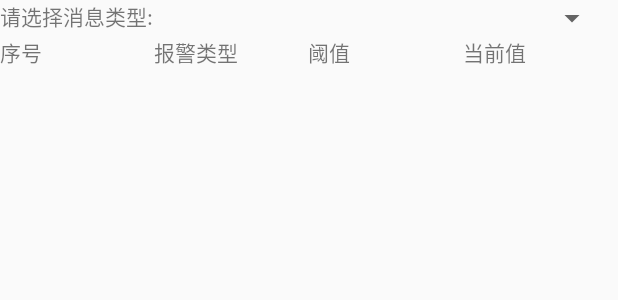
After one commit to 2018MI/ProblemSolution, an Android app: the layout fragment_msgquery.xml on its own in the app's theme, with its tools: preview values and no code run, on a phone screen of 412 x 824 dp. The commit adds this screen. Shown: the top 300 px of the screen. Run offline under Robolectric (Android 15) with nearby library versions, the phone set to English and light mode, and no system bars.

Commit message:
我的消息完成

```diff
--- a/app/src/main/java/org/chengpx/MainMenuFragment.java
+++ b/app/src/main/java/org/chengpx/MainMenuFragment.java
@@ -24,6 +24,7 @@ import org.chengpx.fragment.TrafficLightFragment;
 import org.chengpx.fragment.TrafficLightManagerFragment;
 import org.chengpx.fragment.TravelManagementFragment;
 import org.chengpx.fragment.WeatherFragment;
+import org.chengpx.fragment.mymsg.MyMsgFragment;
 import org.chengpx.fragment.mytraffic.MyTrafficFragment;
 
 /**
@@ -36,7 +37,7 @@ public class MainMenuFragment extends Fragment implements AdapterView.OnItemClic
     private String[] mItemStrArr = {
             "道路环境", "我的交通",
             "红绿灯管理", "红绿灯管理2",
-            "阈值设置", "路况查询",
+            "阈值设置", "路况查询", "我的消息",
             "天气信息", "地铁路线查看",
             "小车车速监控",
             "小车账户充值", "etc管理", "小车单双号管制"
@@ -44,7 +45,7 @@ public class MainMenuFragment extends Fragment implements AdapterView.OnItemClic
     private Fragment[] mFragmentArr = {
             new EnvFragment(), new MyTrafficFragment(),
             new TrafficLightManagerFragment(), new TrafficLightFragment(),
-            new ThresholdSettingFragment(), new RoadStatusQueryFragment(),
+            new ThresholdSettingFragment(), new RoadStatusQueryFragment(), new MyMsgFragment(),
             new WeatherFragment(), new SubwayFragment(),
             new CarSpeedListenerFragment(),
             new CarManagerFragment(), new MyEtcFragment(), new TravelManagementFragment()
--- a/app/src/main/java/org/chengpx/fragment/RoadStatusQueryFragment.java
+++ b/app/src/main/java/org/chengpx/fragment/RoadStatusQueryFragment.java
@@ -153,8 +153,10 @@ public class RoadStatusQueryFragment extends BaseFragment implements View.OnClic
     public void onClick(View v) {
         switch (v.getId()) {
             case R.id.test13_btn_flush:
-                NetUtil.getNetUtil().addRequest("GetAllSense.do", null, Map.class);
-                mSenseLoadDialog = showLoadingDialog("传感器数据加载", "");
+                if (mSenseLoadDialog == null) {
+                    NetUtil.getNetUtil().addRequest("GetAllSense.do", null, Map.class);
+                    mSenseLoadDialog = showLoadingDialog("传感器数据加载", "");
+                }
                 break;
         }
     }
--- a/app/src/main/java/org/chengpx/fragment/ThresholdSettingFragment.java
+++ b/app/src/main/java/org/chengpx/fragment/ThresholdSettingFragment.java
@@ -115,6 +115,7 @@ public class ThresholdSettingFragment extends BaseFragment implements View.OnCli
         for (int index = 0; index < mEditTextArr.length; index++) {
             String str = mEditTextArr[index].getText().toString();
             if (TextUtils.isEmpty(str)) {
+                SpUtils.getInstance(mFragmentActivity).remove(mEnvBeanArr[index].getSenseName());
                 continue;
             }
             if (!str.matches("^[1-9]\\d*$")) {
--- a/app/src/main/java/org/chengpx/fragment/mytraffic/MyTrafficFragment.java
+++ b/app/src/main/java/org/chengpx/fragment/mytraffic/MyTrafficFragment.java
@@ -63,7 +63,6 @@ public class MyTrafficFragment extends BaseFragment implements RadioGroup.OnChec
     protected void main() {
         mPageAdapter = new MyPageAdapter(getChildFragmentManager());
         mMytrafficViewpagerContent.setAdapter(mPageAdapter);
-        mMytrafficViewpagerContent.setCurrentItem(0);
     }
 
     @Override
--- a/app/src/main/java/org/chengpx/service/CarSpeedListenerService.java
+++ b/app/src/main/java/org/chengpx/service/CarSpeedListenerService.java
@@ -6,8 +6,8 @@ import android.util.Log;
 import android.view.View;
 import android.widget.TextView;
 
+import org.chengpx.R;
 import org.chengpx.base.BaseService;
-import org.chengpx.R;
 import org.chengpx.domain.CarOverSpeedHistoryBean;
 import org.chengpx.util.SpUtils;
 import org.chengpx.util.db.CarOverSpeedHistoryDao;
@@ -83,7 +83,7 @@ public class CarSpeedListenerService extends BaseService {
             NetUtil.getNetUtil().addRequest("GetCarSpeed.do", values, CarOverSpeedHistoryBean.class);
         } else {
             Intent intent = new Intent();
-            intent.setAction("CarSpeedListenerFragmentBroadcastReceiver");
+            intent.setAction("org.chengpx.fragment.CarSpeedListenerFragment.CarSpeedListenerFragmentBroadcastReceiver");
             sendBroadcast(intent);
         }
     }
--- a/app/src/main/java/org/chengpx/util/net/NetUtil.java
+++ b/app/src/main/java/org/chengpx/util/net/NetUtil.java
@@ -110,7 +110,7 @@ public class NetUtil {
                         EventBus.getDefault().post(false);
                     } finally {
                         try {
-                            Thread.sleep(300);
+                            Thread.sleep(250);
                         } catch (InterruptedException e) {
                             e.printStackTrace();
                         }
--- a/app/src/main/java/org/chengpx/util/net/RequestFactory.java
+++ b/app/src/main/java/org/chengpx/util/net/RequestFactory.java
@@ -16,8 +16,8 @@ public class RequestFactory {
 
     private RequestFactory() {
         this.mGson = new Gson();
-        this.mIp = "192.168.2.19";
-        this.mPort = "9090";
+        this.mIp = "192.168.1.5";
+        this.mPort = "8080";
     }
 
     public static RequestFactory getRequestFactory() {
--- /dev/null
+++ b/app/src/main/res/layout/fragment_msgquery.xml
@@ -0,0 +1,60 @@
+<?xml version="1.0" encoding="utf-8"?>
+<LinearLayout xmlns:android="http://schemas.android.com/apk/res/android"
+    android:layout_width="match_parent"
+    android:layout_height="match_parent"
+    android:orientation="vertical">
+
+    <LinearLayout
+        android:layout_width="match_parent"
+        android:layout_height="wrap_content">
+
+        <TextView
+            android:layout_width="wrap_content"
+            android:layout_height="wrap_content"
+            android:text="请选择消息类型: " />
+
+
+        <Spinner
+            android:id="@+id/msgquery_spinner_warntype"
+            android:layout_width="300dp"
+            android:layout_height="wrap_content" />
+
+    </LinearLayout>
+
+    <LinearLayout
+        android:layout_width="match_parent"
+        android:layout_height="wrap_content">
+
+        <TextView
+            android:layout_width="0dp"
+            android:layout_height="wrap_content"
+            android:layout_weight="1"
+            android:text="序号" />
+
+        <TextView
+            android:layout_width="0dp"
+            android:layout_height="wrap_content"
+            android:layout_weight="1"
+            android:text="报警类型" />
+
+        <TextView
+            android:layout_width="0dp"
+            android:layout_height="wrap_content"
+            android:layout_weight="1"
+            android:text="阈值" />
+
+        <TextView
+            android:layout_width="0dp"
+            android:layout_height="wrap_content"
+            android:layout_weight="1"
+            android:text="当前值" />
+
+    </LinearLayout>
+
+    <ListView
+        android:id="@+id/msgquery_lv_data"
+        android:layout_width="match_parent"
+        android:layout_height="0dp"
+        android:layout_weight="1" />
+
+</LinearLayout>
```
Also changed, not shown: app/src/main/AndroidManifest.xml (+11 -0 lines), app/src/main/java/org/chengpx/domain/EnvBean.java (+48 -7 lines), app/src/main/java/org/chengpx/fragment/mymsg/MsgAnalyFragment.java (added, +46 -0 lines), app/src/main/java/org/chengpx/fragment/mymsg/MsgQueryFragment.java (added, +215 -0 lines), app/src/main/java/org/chengpx/fragment/mymsg/MyMsgFragment.java (added, +120 -0 lines), app/src/main/java/org/chengpx/service/EnvCheckService.java (+26 -5 lines), app/src/main/java/org/chengpx/util/SpUtils.java (+6 -5 lines), app/src/main/res/layout/fragment_mymsg.xml (added, +20 -0 lines), app/src/main/res/layout/item_msgquery_lv_data.xml (added, +35 -0 lines).
